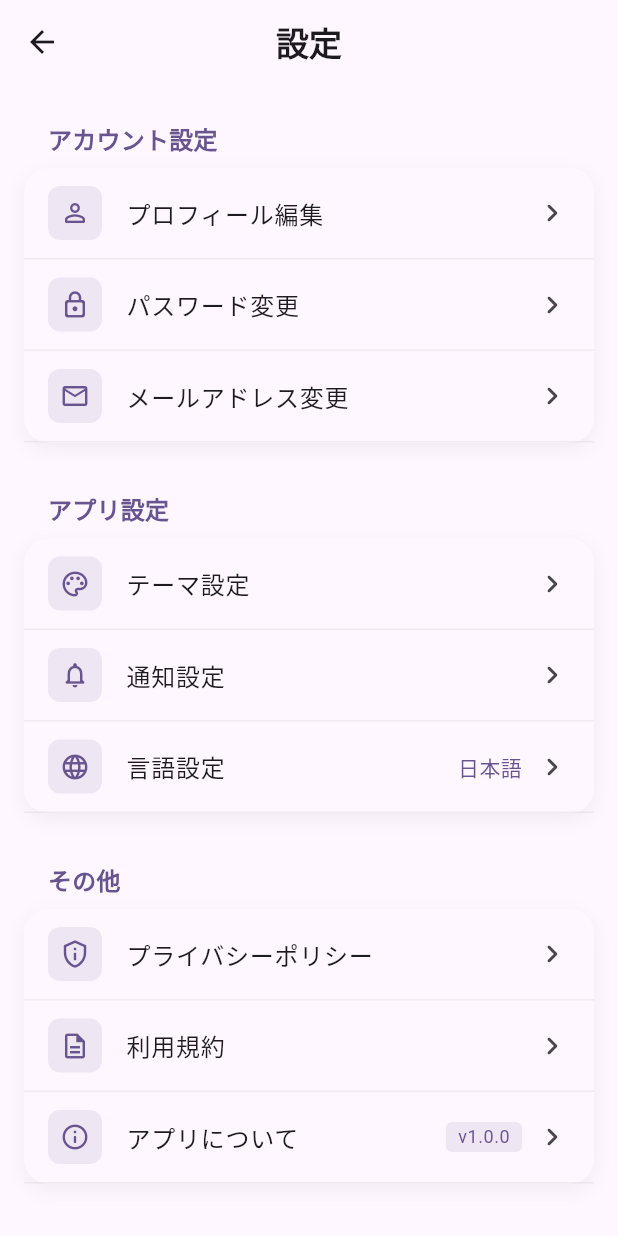
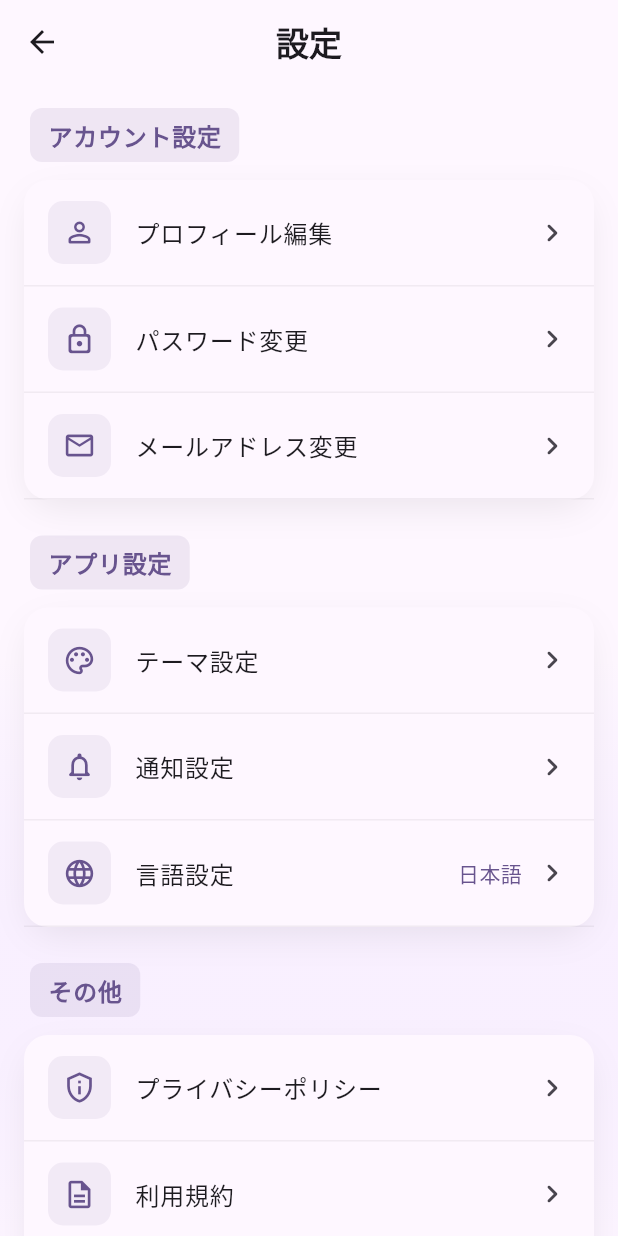
Before and after one commit to Koichi5/cursor_agent_sample, a Flutter app: the SettingsPage screen opened directly, on a phone screen of 412 x 824 dp. Run offline on Flutter 3.47's test engine with Material 3 defaults, Android fonts, the phone set to English and light mode, and no system bars.

Commit message:
feat: Update settings page design

```diff
--- a/lib/views/settings_page/settings_page.dart
+++ b/lib/views/settings_page/settings_page.dart
@@ -20,7 +20,19 @@ class SettingsPage extends StatelessWidget {
         centerTitle: true,
         elevation: 0,
       ),
-      body: ListView(
+      body: Container(
+        decoration: BoxDecoration(
+          gradient: LinearGradient(
+            begin: Alignment.topCenter,
+            end: Alignment.bottomCenter,
+            colors: [
+              theme.colorScheme.surface,
+              theme.colorScheme.surface,
+              theme.colorScheme.primaryContainer.withOpacity(0.1),
+            ],
+          ),
+        ),
+        child: ListView(
           padding: const EdgeInsets.all(16.0),
           children: [
             _buildSection(
@@ -72,6 +84,7 @@ class SettingsPage extends StatelessWidget {
                     '日本語',
                     style: theme.textTheme.bodyMedium?.copyWith(
                       color: theme.colorScheme.primary,
+                      fontWeight: FontWeight.w500,
                     ),
                   ),
                   onTap: () {},
@@ -106,12 +119,13 @@ class SettingsPage extends StatelessWidget {
                     ),
                     decoration: BoxDecoration(
                       color: theme.colorScheme.primary.withOpacity(0.1),
-                    borderRadius: BorderRadius.circular(4),
+                      borderRadius: BorderRadius.circular(8),
                     ),
                     child: Text(
                       'v1.0.0',
                       style: theme.textTheme.bodySmall?.copyWith(
                         color: theme.colorScheme.primary,
+                        fontWeight: FontWeight.w500,
                       ),
                     ),
                   ),
@@ -120,6 +134,7 @@ class SettingsPage extends StatelessWidget {
               ],
             ),
           ],
+        ),
       ),
     );
   }
@@ -133,16 +148,22 @@ class SettingsPage extends StatelessWidget {
     return Column(
       crossAxisAlignment: CrossAxisAlignment.start,
       children: [
-        Padding(
+        Container(
+          margin: const EdgeInsets.only(left: 4, bottom: 12),
           padding: const EdgeInsets.symmetric(
-            horizontal: 16,
-            vertical: 8,
+            horizontal: 12,
+            vertical: 6,
+          ),
+          decoration: BoxDecoration(
+            color: theme.colorScheme.primary.withOpacity(0.1),
+            borderRadius: BorderRadius.circular(8),
           ),
           child: Text(
             title,
             style: theme.textTheme.titleMedium?.copyWith(
               color: theme.colorScheme.primary,
               fontWeight: FontWeight.bold,
+              letterSpacing: 0.5,
             ),
           ),
         ),
@@ -152,9 +173,10 @@ class SettingsPage extends StatelessWidget {
             borderRadius: BorderRadius.circular(16),
             boxShadow: [
               BoxShadow(
-                color: theme.colorScheme.shadow.withOpacity(0.05),
-                blurRadius: 10,
-                offset: const Offset(0, 4),
+                color: theme.colorScheme.shadow.withOpacity(0.08),
+                blurRadius: 20,
+                offset: const Offset(0, 8),
+                spreadRadius: -4,
               ),
             ],
           ),
@@ -176,10 +198,11 @@ class SettingsPage extends StatelessWidget {
     final theme = Theme.of(context);
     return InkWell(
       onTap: onTap,
+      borderRadius: BorderRadius.circular(16),
       child: Container(
         padding: const EdgeInsets.symmetric(
           horizontal: 16,
-          vertical: 12,
+          vertical: 14,
         ),
         decoration: BoxDecoration(
           border: Border(
@@ -191,15 +214,15 @@ class SettingsPage extends StatelessWidget {
         child: Row(
           children: [
             Container(
-              padding: const EdgeInsets.all(8),
+              padding: const EdgeInsets.all(10),
               decoration: BoxDecoration(
-                color: theme.colorScheme.primary.withOpacity(0.1),
-                borderRadius: BorderRadius.circular(8),
+                color: theme.colorScheme.primary.withOpacity(0.08),
+                borderRadius: BorderRadius.circular(10),
               ),
               child: Icon(
                 icon,
                 color: theme.colorScheme.primary,
-                size: 20,
+                size: 22,
               ),
             ),
             const SizedBox(width: 16),
@@ -208,6 +231,7 @@ class SettingsPage extends StatelessWidget {
                 title,
                 style: theme.textTheme.bodyLarge?.copyWith(
                   color: theme.colorScheme.onSurface,
+                  fontWeight: FontWeight.w500,
                 ),
               ),
             ),
@@ -219,6 +243,7 @@ class SettingsPage extends StatelessWidget {
             Icon(
               Icons.chevron_right_rounded,
               color: theme.colorScheme.onSurfaceVariant,
+              size: 24,
             ),
           ],
         ),
```
Lines whose indentation alone changed are shown as unchanged.
